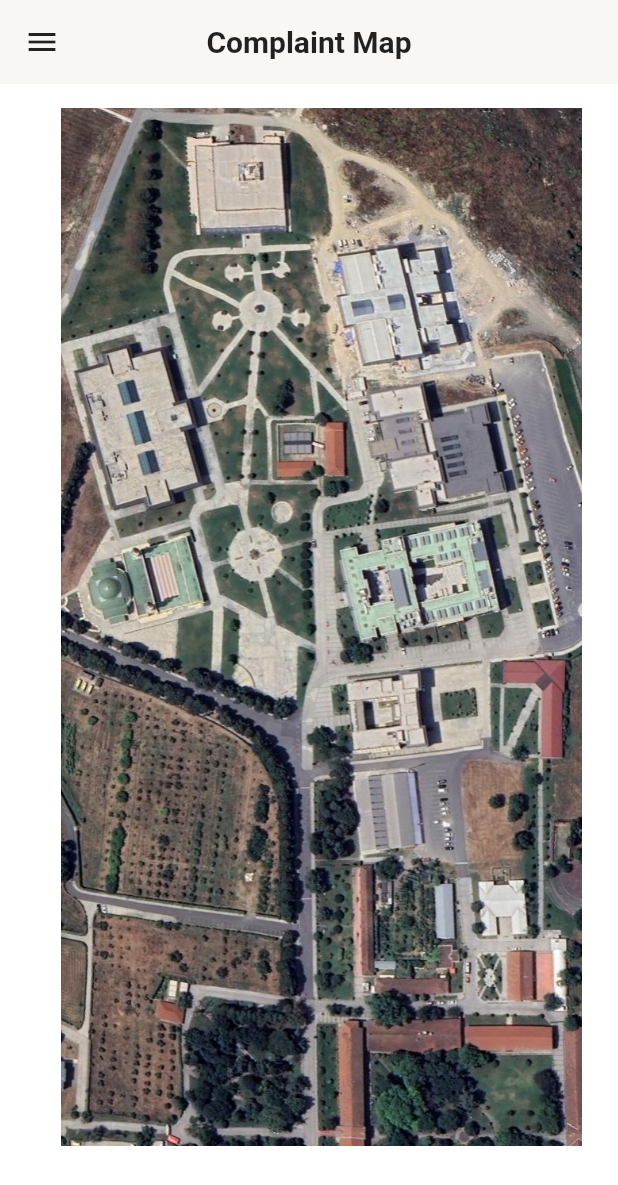
After one commit to Kerem-Yavuz/mobiluygulamagelistirme, a Flutter app: the InsertPage screen opened by its route, in the side drawer, after a tap on "Haritayı Aç", on a phone screen of 412 x 824 dp. The commit adds this screen. Shown: the top 1185 px of the screen. Run offline on Flutter 3.47's test engine with Material 3 defaults, Android fonts, the phone set to English and light mode, and no system bars; our stand-ins replace cloud_firestore, easy_localization, firebase_auth, firebase_core, google_sign_in, shared_preferences and 1 more; accounts and stored records are empty; network calls fail.

Commit message:
Add map functionality with complaint details and tappable_image updated to be more responsive to all aspect rations and screen sizes

```diff
--- a/assets/lang/en.json
+++ b/assets/lang/en.json
@@ -29,5 +29,6 @@
   "livingplace": "Place of Residence",
   "skip": "Skip",
   "save": "Save",
-  "loading": "Loading"
+  "loading": "Loading",
+  "complaintmap": "Complaint Map"
 }
--- a/assets/lang/tr.json
+++ b/assets/lang/tr.json
@@ -29,5 +29,6 @@
   "livingplace": "Yaşadığı Yer",
   "skip": "Atla",
   "save": "Kaydet",
-  "loading": "Yükleniyor"
+  "loading": "Yükleniyor",
+  "complaintmap": "Şikayet Haritası"
 }
--- a/lib/drawer.dart
+++ b/lib/drawer.dart
@@ -106,7 +106,12 @@ class _MyDrawerState extends State<MyDrawer> {
             onTap: () => _navigate(context, '/newcomplaint'),
           ),
           ListTile(
-            leading: const Icon(Icons.map),
+          leading: const Icon(Icons.map),
+          title: Text('complaintmap'.tr()),
+          onTap: () => _navigate(context, '/mappage'),
+          ),
+          ListTile(
+            leading: const Icon(Icons.list),
             title: Text('complaints'.tr()),
             onTap: () => _navigate(context, '/newcomplaintlist'),
           ),
--- a/lib/main.dart
+++ b/lib/main.dart
@@ -3,6 +3,7 @@ import 'package:firebase_core/firebase_core.dart';
 import 'package:flutter/foundation.dart';
 import 'package:flutter/material.dart';
 import 'package:mobiluygulamagelistirme/login_screen.dart';
+import 'package:mobiluygulamagelistirme/mapPage.dart';
 import 'package:mobiluygulamagelistirme/profile.dart';
 import 'package:mobiluygulamagelistirme/insert_screen.dart';
 import 'package:mobiluygulamagelistirme/complaints.dart';
@@ -181,6 +182,7 @@ class MyApp extends StatelessWidget {
       themeMode: themeNotifier.isDarkTheme ? ThemeMode.dark : ThemeMode.light,
       home: SplashScreen(),
       routes: {
+        '/mappage': (context) => ComplaintsMapPage(),
         '/newcomplaint': (context) => InsertPage(),
         '/signup': (context) => SignUpPage(),
         '/newcomplaintlist': (context) => ComplaintsPage(),
--- /dev/null
+++ b/lib/map.dart
@@ -0,0 +1,86 @@
+import 'package:flutter/material.dart';
+
+class MapWithPoints extends StatelessWidget {
+  final List<Map<String, dynamic>> points; // {'id': 1, 'dx': 0.5, 'dy': 0.4}
+  final void Function(String id) onPointTapped;
+
+  const MapWithPoints({
+    super.key,
+    required this.points,
+    required this.onPointTapped,
+  });
+
+  static const double imageOriginalWidth = 717.0;
+  static const double imageOriginalHeight = 1452.0;
+
+  @override
+  Widget build(BuildContext context) {
+    return LayoutBuilder(
+      builder: (context, constraints) {
+        final containerWidth = constraints.maxWidth;
+        final containerHeight = constraints.maxHeight;
+
+        final imageRatio = imageOriginalWidth / imageOriginalHeight;
+        final containerRatio = containerWidth / containerHeight;
+
+        double displayedWidth, displayedHeight;
+
+        if (containerRatio > imageRatio) {
+          displayedHeight = containerHeight;
+          displayedWidth = displayedHeight * imageRatio;
+        } else {
+          displayedWidth = containerWidth;
+          displayedHeight = displayedWidth / imageRatio;
+        }
+
+        final offsetX = (containerWidth - displayedWidth) / 2;
+        final offsetY = (containerHeight - displayedHeight) / 2;
+
+        return Padding(
+          padding: const EdgeInsets.fromLTRB(24.0, 16.0, 24.0, 60.0),
+          child: InteractiveViewer(
+            panEnabled: true,
+            scaleEnabled: true,
+          maxScale: 5.0,
+          minScale: 1.0,
+          child: SizedBox(
+            width: containerWidth,
+            height: containerHeight,
+            child: Stack(
+              children: [
+                Positioned(
+                  left: offsetX,
+                  top: offsetY,
+                  width: displayedWidth,
+                  height: displayedHeight,
+                  child: Image.asset(
+                    'assets/zaim_map.png',
+                    fit: BoxFit.fill,
+                  ),
+                ),
+                ...points.map((point) {
+                  final dx = (point['dx'] as double) * displayedWidth + offsetX;
+                  final dy = (point['dy'] as double) * displayedHeight + offsetY;
+
+                  return Positioned(
+                    left: dx - 12,
+                    top: dy - 24,
+                    child: GestureDetector(
+                      onTap: () => onPointTapped(point['id']),
+                      child: const Icon(
+                        Icons.location_on,
+                        color: Colors.red,
+                        size: 32,
+                      ),
+                    ),
+                  );
+                }).toList(),
+              ],
+            ),
+          ),
+        ),
+        );
+      },
+    );
+  }
+}
--- /dev/null
+++ b/lib/mapPage.dart
@@ -0,0 +1,58 @@
+import 'package:easy_localization/easy_localization.dart';
+import 'package:flutter/material.dart';
+import 'package:mobiluygulamagelistirme/base_page.dart';
+import 'package:supabase_flutter/supabase_flutter.dart';
+import 'mapDetailsPage.dart';
+import 'map.dart';
+
+class ComplaintsMapPage extends StatefulWidget {
+  const ComplaintsMapPage({super.key});
+
+  @override
+  State<ComplaintsMapPage> createState() => _ComplaintsMapPageState();
+}
+
+class _ComplaintsMapPageState extends State<ComplaintsMapPage> {
+  List<Map<String, dynamic>> complaints = [];
+
+  @override
+  void initState() {
+    super.initState();
+    _fetchComplaints();
+  }
+
+  Future<void> _fetchComplaints() async {
+    final response = await Supabase.instance.client
+        .from('Complaints')
+        .select('id, coordinate');
+
+    setState(() {
+      complaints = List<Map<String, dynamic>>.from(response);
+    });
+  }
+
+  @override
+  Widget build(BuildContext context) {
+    return BasePage(
+      title: 'complaintmap'.tr(),
+      child: MapWithPoints(
+        points: complaints.map((complaint) {
+          final coord = complaint['coordinate'] as Map<String, dynamic>;
+          return {
+            'id': complaint['id'],
+            'dx': coord['lng'] as double,
+            'dy': coord['lat'] as double,
+          };
+        }).toList(),
+        onPointTapped: (id) {
+          Navigator.push(
+            context,
+            MaterialPageRoute(
+              builder: (_) => ComplaintDetailPage(id: id.toString()),
+            ),
+          );
+        },
+      ),
+    );
+  }
+}
```
Also changed, not shown: lib/insert_screen.dart (+25 -10 lines), lib/mapDetailsPage.dart (added, +54 -0 lines), lib/tappable_image.dart (+125 -23 lines), assets/zaim_map.png.
